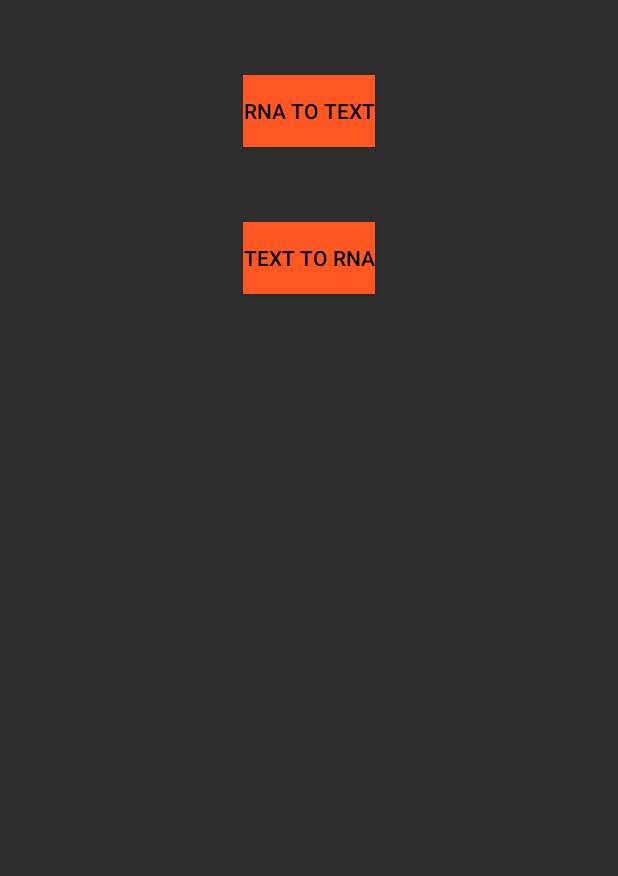
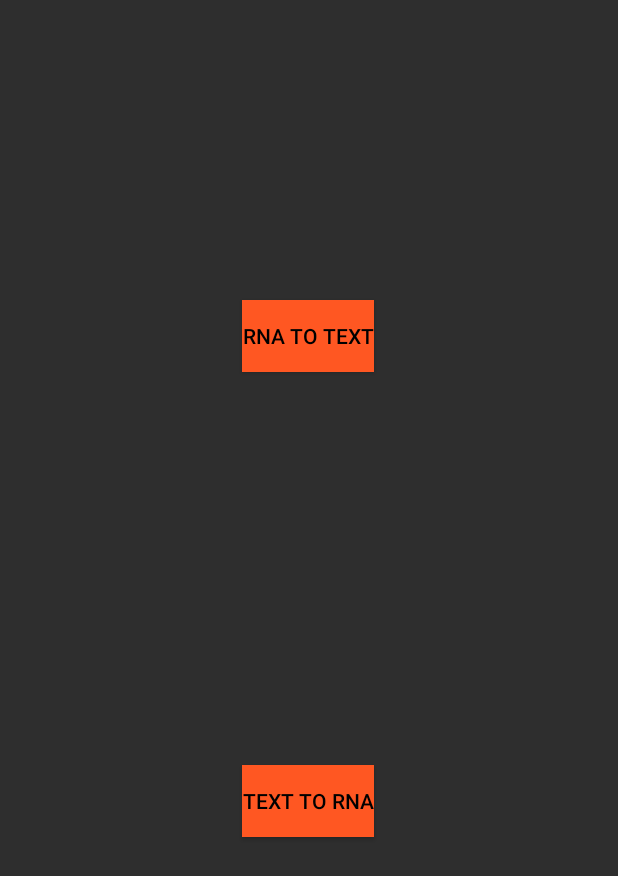
Before and after one commit to Morganator2000/CodonTranslator, an Android app built with Jetpack Compose: the screen it shows after launch (MainActivity), on a phone screen of 412 x 824 dp. Shown: the top 876 px of the screen. Run offline under Robolectric (Android 15) with nearby library versions, the phone set to English and light mode, and no system bars.

```diff
--- a/app/src/main/java/com/hedgehax/codontranslator/MainActivity.kt
+++ b/app/src/main/java/com/hedgehax/codontranslator/MainActivity.kt
@@ -4,7 +4,6 @@ import android.content.Intent
 import android.os.Bundle
 import android.widget.Button
 import androidx.activity.ComponentActivity
-import androidx.appcompat.app.AppCompatActivity
 
 
 class MainActivity : ComponentActivity() {
--- a/app/src/main/java/com/hedgehax/codontranslator/RnaToText.kt
+++ b/app/src/main/java/com/hedgehax/codontranslator/RnaToText.kt
@@ -36,10 +36,6 @@ class RnaToText : ComponentActivity() {
                 showErrorDialog("An unknown error occurred.")
             }
         }
-    }
-
-    override fun onPause() {
-        super.onPause()
     }
 
     class InvalidSequenceException(message: String) : Exception(message)
--- a/app/src/main/res/layout/activity_text_to_rna.xml
+++ b/app/src/main/res/layout/activity_text_to_rna.xml
@@ -53,7 +53,8 @@
         android:text="Split codons"
         android:textColor="@color/white"
         app:layout_constraintBottom_toTopOf="@+id/textInput"
-        app:layout_constraintStart_toEndOf="@+id/textInput" />
+        app:layout_constraintStart_toEndOf="@+id/textInput"
+        tools:ignore="UseSwitchCompatOrMaterialXml" />
 
 
 </androidx.constraintlayout.widget.ConstraintLayout>
--- a/app/src/main/res/layout/main_activity.xml
+++ b/app/src/main/res/layout/main_activity.xml
@@ -9,12 +9,12 @@
         android:id="@+id/rna_to_text_button"
         android:layout_width="wrap_content"
         android:layout_height="wrap_content"
-        android:layout_marginTop="50dp"
-        android:layout_marginBottom="10dp"
+        android:layout_marginTop="200dp"
+        android:background="@color/orange"
         android:text="RNA to Text"
-        android:background="@color/orange"
         android:textColor="@color/black"
         app:layout_constraintEnd_toEndOf="parent"
+        app:layout_constraintHorizontal_bias="0.498"
         app:layout_constraintStart_toStartOf="parent"
         app:layout_constraintTop_toTopOf="parent" />
 
@@ -22,12 +22,13 @@
         android:id="@+id/text_to_rna_button"
         android:layout_width="wrap_content"
         android:layout_height="wrap_content"
-        android:layout_marginTop="50dp"
-        android:layout_marginBottom="10dp"
+        android:layout_marginBottom="4dp"
+        android:background="@color/orange"
         android:text="Text to RNA"
-        android:background="@color/orange"
         android:textColor="@color/black"
+        app:layout_constraintBottom_toBottomOf="parent"
         app:layout_constraintEnd_toEndOf="parent"
+        app:layout_constraintHorizontal_bias="0.498"
         app:layout_constraintStart_toStartOf="parent"
         app:layout_constraintTop_toBottomOf="@+id/rna_to_text_button" />
 
```
Also changed, not shown: app/src/main/java/com/hedgehax/codontranslator/TextToRna.kt (+30 -10 lines).
